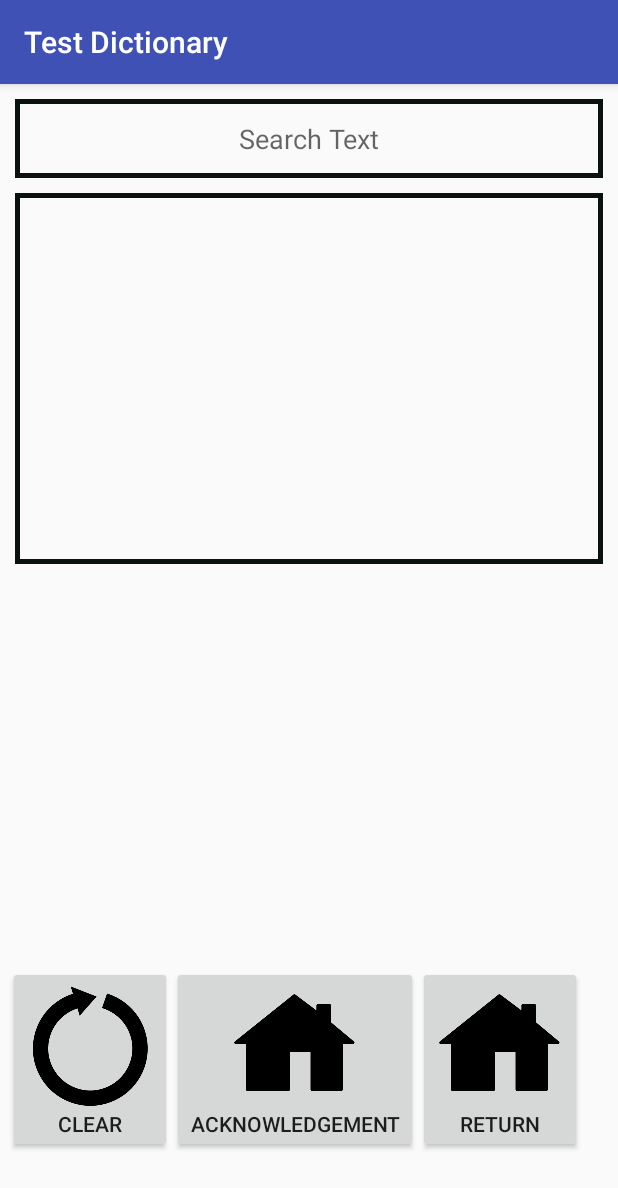
After one commit to binodthapachhetry/MobileWordPuzzle, an Android app: the DictionaryActivity screen opened directly, with no data from a screen before it, on a phone screen of 412 x 824 dp. The commit adds this screen. Shown: the top 1188 px of the screen. Run offline under Robolectric (Android 15) with nearby library versions, the phone set to English and light mode, and no system bars.

Commit message:
got the dictionary UI with functional acknowledgement and return buttons

```diff
--- /dev/null
+++ b/app/src/main/java/edu/neu/madcourse/binodthapachhetry/Dictionary/DictionaryActivity.java
@@ -0,0 +1,24 @@
+package edu.neu.madcourse.binodthapachhetry.Dictionary;
+
+import android.os.Bundle;
+import android.support.design.widget.FloatingActionButton;
+import android.support.design.widget.Snackbar;
+import android.support.v7.app.AppCompatActivity;
+import android.support.v7.widget.Toolbar;
+import android.view.View;
+
+import edu.neu.madcourse.binodthapachhetry.R;
+
+public class DictionaryActivity extends AppCompatActivity {
+
+    @Override
+    protected void onCreate(Bundle savedInstanceState) {
+        super.onCreate(savedInstanceState);
+        setContentView(R.layout.activity_dictionary);
+        Toolbar toolbar = (Toolbar) findViewById(R.id.toolbar);
+        setSupportActionBar(toolbar);
+
+
+    }
+
+}
--- /dev/null
+++ b/app/src/main/java/edu/neu/madcourse/binodthapachhetry/Dictionary/DictionaryActivityFragment.java
@@ -0,0 +1,62 @@
+package edu.neu.madcourse.binodthapachhetry.Dictionary;
+
+import android.app.AlertDialog;
+import android.content.DialogInterface;
+import android.support.v4.app.Fragment;
+import android.os.Bundle;
+import android.view.LayoutInflater;
+import android.view.View;
+import android.view.ViewGroup;
+
+import edu.neu.madcourse.binodthapachhetry.R;
+
+/**
+ * A placeholder fragment containing a simple view.
+ */
+public class DictionaryActivityFragment extends Fragment {
+    private AlertDialog mDialog;
+
+    public DictionaryActivityFragment() {
+    }
+
+    @Override
+    public View onCreateView(LayoutInflater inflater, ViewGroup container,
+                             Bundle savedInstanceState) {
+        View rootView = inflater.inflate(R.layout.fragment_dictionary, container, false);
+
+
+        // buttons
+        View acknowledgeButton = rootView.findViewById(R.id.button_acknowledgement);
+        View returnButton = rootView.findViewById(R.id.button_main_menu);
+
+
+
+        // acknowledgeButton
+        acknowledgeButton.setOnClickListener(new View.OnClickListener() {
+            @Override
+            public void onClick(View view) {
+                AlertDialog.Builder builder = new AlertDialog.Builder(getActivity());
+                builder.setMessage(R.string.dictionary_acknowledgement_message);
+                builder.setCancelable(false);
+                builder.setPositiveButton(R.string.ok_label,
+                        new DialogInterface.OnClickListener() {
+                            @Override
+                            public void onClick(DialogInterface dialogInterface, int i) {
+                                // nothing
+                            }
+                        });
+                mDialog = builder.show();
+            }
+        });
+
+        // returnButton
+        returnButton.setOnClickListener(new View.OnClickListener() {
+            @Override
+            public void onClick(View view) {
+                getActivity().finish();
+            }
+        });
+
+        return rootView;
+    }
+}
--- /dev/null
+++ b/app/src/main/res/drawable/edit_text_style.xml
@@ -0,0 +1,9 @@
+<?xml version="1.0" encoding="utf-8" ?>
+
+<shape xmlns:android="http://schemas.android.com/apk/res/android"
+    android:thickness="0dp"
+    android:shape="rectangle">
+    <stroke android:width="3dp"
+        android:color="#0a1210" />
+
+</shape>
--- /dev/null
+++ b/app/src/main/res/layout/activity_dictionary.xml
@@ -0,0 +1,26 @@
+<?xml version="1.0" encoding="utf-8"?>
+<android.support.design.widget.CoordinatorLayout xmlns:android="http://schemas.android.com/apk/res/android"
+    xmlns:app="http://schemas.android.com/apk/res-auto"
+    xmlns:tools="http://schemas.android.com/tools"
+    android:layout_width="match_parent"
+    android:layout_height="match_parent"
+    android:fitsSystemWindows="true"
+    tools:context="edu.neu.madcourse.binodthapachhetry.Dictionary.DictionaryActivity">
+
+    <android.support.design.widget.AppBarLayout
+        android:layout_width="match_parent"
+        android:layout_height="wrap_content"
+        android:theme="@style/AppTheme.AppBarOverlay">
+
+        <android.support.v7.widget.Toolbar
+            android:id="@+id/toolbar"
+            android:layout_width="match_parent"
+            android:layout_height="?attr/actionBarSize"
+            android:background="?attr/colorPrimary"
+            app:popupTheme="@style/AppTheme.PopupOverlay" />
+
+    </android.support.design.widget.AppBarLayout>
+
+    <include layout="@layout/content_dictionary" />
+
+</android.support.design.widget.CoordinatorLayout>
--- /dev/null
+++ b/app/src/main/res/layout/fragment_dictionary.xml
@@ -0,0 +1,86 @@
+<FrameLayout
+
+    xmlns:android="http://schemas.android.com/apk/res/android"
+    xmlns:tools="http://schemas.android.com/tools"
+    android:layout_width="match_parent"
+    android:layout_height="match_parent"
+    android:orientation="vertical"
+    tools:context="edu.neu.madcourse.binodthapachhetry.Dictionary.DictionaryActivityFragment"
+    tools:showIn="@layout/activity_dictionary">
+
+    <LinearLayout
+        xmlns:android="http://schemas.android.com/apk/res/android"
+        xmlns:tools="http://schemas.android.com/tools"
+        android:layout_width="match_parent"
+        android:layout_height="325dp"
+        android:orientation="vertical">
+
+    <EditText
+        android:id="@+id/textBox"
+        android:layout_marginLeft="10dp"
+        android:layout_marginTop="10dp"
+        android:layout_marginBottom="10dp"
+        android:layout_marginRight="10dp"
+        android:gravity="center"
+        android:layout_weight="0.1"
+        android:layout_width="match_parent"
+        android:layout_height="wrap_content"
+        android:hint="@string/dictionary_hint"
+        android:background="@drawable/edit_text_style">
+    </EditText>
+
+
+        <TextView
+            android:id="@+id/textViewBox"
+            android:layout_marginLeft="10dp"
+            android:layout_marginTop="0dp"
+            android:layout_marginBottom="5dp"
+            android:layout_marginRight="10dp"
+            android:gravity="center"
+            android:layout_weight="0.8"
+            android:layout_width="match_parent"
+            android:layout_height="wrap_content"
+            android:background="@drawable/edit_text_style"
+            android:scrollbars = "vertical">
+        </TextView>
+
+
+    </LinearLayout>
+
+    <LinearLayout
+        xmlns:android="http://schemas.android.com/apk/res/android"
+        xmlns:tools="http://schemas.android.com/tools"
+        android:layout_width="wrap_content"
+        android:layout_height="wrap_content"
+        android:orientation="horizontal"
+        android:layout_gravity="bottom"
+        android:layout_marginLeft="5dp"
+        android:layout_marginTop="5dp"
+        android:layout_marginBottom="55dp"
+        android:layout_marginRight="5dp">
+
+        <Button
+            android:id="@+id/button_clear"
+            android:layout_width="wrap_content"
+            android:layout_height="wrap_content"
+            android:drawableTop="@drawable/restart"
+            android:text="@string/dictionary_clear" />
+
+        <Button
+            android:id="@+id/button_acknowledgement"
+            android:layout_width="match_parent"
+            android:layout_height="wrap_content"
+            android:drawableTop="@drawable/home"
+            android:text="@string/dictionary_acknowledgment"/>
+
+
+        <Button
+            android:id="@+id/button_main_menu"
+            android:layout_width="match_parent"
+            android:layout_height="wrap_content"
+            android:drawableTop="@drawable/home"
+            android:text="@string/dictionary_home"/>
+
+    </LinearLayout>
+
+</FrameLayout>
--- a/app/src/main/res/values/dimens.xml
+++ b/app/src/main/res/values/dimens.xml
@@ -45,4 +45,8 @@
     <dimen name="tictactoe6_menu_button_padding">10dp</dimen>
 
 
+    <dimen name="dictionary_elevation_low">4dp</dimen>
+    <dimen name="dictionary_control_padding">10dp</dimen>
+
+
 </resources>
--- a/app/src/main/res/values/strings.xml
+++ b/app/src/main/res/values/strings.xml
@@ -10,6 +10,7 @@
 
     <string name="tictactoe_label">Tic Tac Toe</string>
 
+    <string name="dictionary_label">Dictionary</string>
     <string name="action_settings_label">Settings</string>
     <string name="about_label">About</string>
     <string name="title_activity_about">About</string>
@@ -53,5 +54,14 @@ both sides in the larger game.\n\
         \n\
         Music credit: http://www.freesound.org
 </string>
+    <string name="title_activity_dictionary">Test Dictionary</string>
+    <string name="action_settings">Settings</string>
+    <string name="dictionary_clear">Clear</string>
+    <string name="dictionary_acknowledgment">Acknowledgement</string>
+    <string name="dictionary_home">Return</string>
+    <string name="dictionary_hint">Search Text</string>
+    <string name="dictionary_acknowledgement_message">Thank you to:</string>
+
+
 
 </resources>
--- a/app/src/main/res/values/styles.xml
+++ b/app/src/main/res/values/styles.xml
@@ -17,8 +17,7 @@
 
     <style name="AppTheme.PopupOverlay" parent="ThemeOverlay.AppCompat.Light" />
 
-    <style name="tictactoe6_AppTheme"
-        parent="android:Theme.Holo.Light.NoActionBar.Fullscreen">
+    <style name="tictactoe6_AppTheme" parent="android:Theme.Holo.Light.NoActionBar.Fullscreen">
         <!-- Customize your theme here. -->
     </style>
 
```
Also changed, not shown: app/src/main/AndroidManifest.xml (+11 -3 lines), app/src/main/java/edu/neu/madcourse/binodthapachhetry/MainActivityFragment.java (+19 -7 lines), app/src/main/res/layout/content_dictionary.xml (added, +9 -0 lines), app/src/main/res/layout/dictionary_buttons.xml (added, +36 -0 lines), app/src/main/res/layout/fragment_main.xml (+17 -0 lines), app/src/main/res/menu/menu_dictionary.xml (added, +10 -0 lines).
